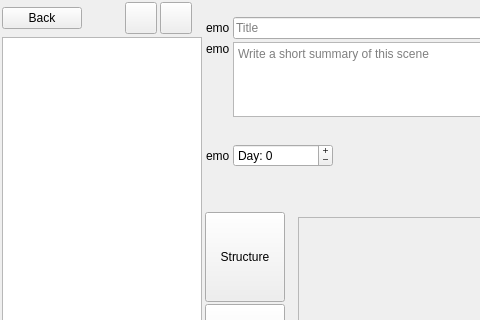
Old version of the form ui/scene_editor.ui in the repository zkovari/plotlyst; both pictures show x 0 to 480 and y 0 to 320 of the 954 by 808 pixel window.
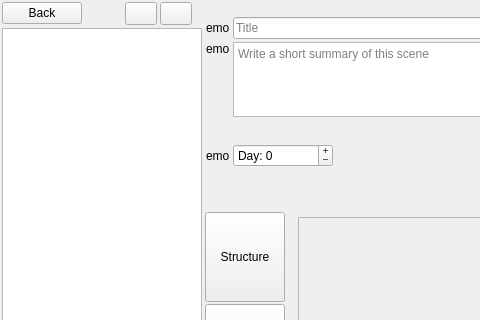
New version of the form. Custom widgets are drawn as their Qt base class.

Commit message: Reduce size of navigation buttons, closes #205

```diff
--- a/ui/scene_editor.ui
+++ b/ui/scene_editor.ui
@@ -33,7 +33,7 @@
     <layout class="QVBoxLayout" name="verticalLayout">
      <item>
       <layout class="QHBoxLayout" name="horizontalLayout_8">
-       <item>
+       <item alignment="Qt::AlignLeft">
         <widget class="QPushButton" name="btnClose">
          <property name="sizePolicy">
           <sizepolicy hsizetype="Fixed" vsizetype="Fixed">
@@ -43,7 +43,7 @@
          </property>
          <property name="maximumSize">
           <size>
-           <width>150</width>
+           <width>100</width>
            <height>16777215</height>
           </size>
          </property>
@@ -87,8 +87,8 @@
          </property>
          <property name="minimumSize">
           <size>
-           <width>32</width>
-           <height>32</height>
+           <width>0</width>
+           <height>0</height>
           </size>
          </property>
          <property name="maximumSize">
@@ -115,8 +115,8 @@
         <widget class="QToolButton" name="btnNext">
          <property name="minimumSize">
           <size>
-           <width>32</width>
-           <height>32</height>
+           <width>0</width>
+           <height>0</height>
           </size>
          </property>
          <property name="maximumSize">
@@ -1100,6 +1100,12 @@
   </layout>
  </widget>
  <customwidgets>
+  <customwidget>
+   <class>RichTextEditor</class>
+   <extends>QTextEdit</extends>
+   <header>src.main.python.plotlyst.view.widget.input</header>
+   <container>1</container>
+  </customwidget>
   <customwidget>
    <class>RotatedButton</class>
    <extends>QPushButton</extends>
@@ -1111,11 +1117,6 @@
    <header>src.main.python.plotlyst.view.widget.labels</header>
    <container>1</container>
   </customwidget>
-  <customwidget>
-   <class>RichTextEditor</class>
-   <extends>QTextEdit</extends>
-   <header>src.main.python.plotlyst.view.widget.input</header>
-  </customwidget>
   <customwidget>
    <class>SceneStructureWidget</class>
    <extends>QWidget</extends>
```
Left out of the diff: 9 changed lines with no effect on the pictures.
